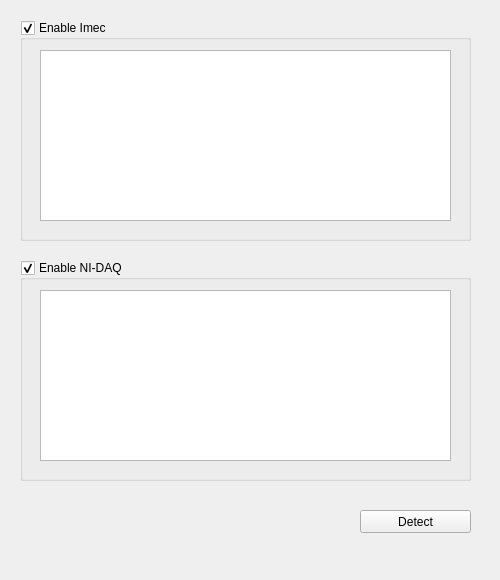
Before: the Qt Designer form Forms/DevicesTab.ui in billkarsh/SpikeGLX, drawn with Qt 5.
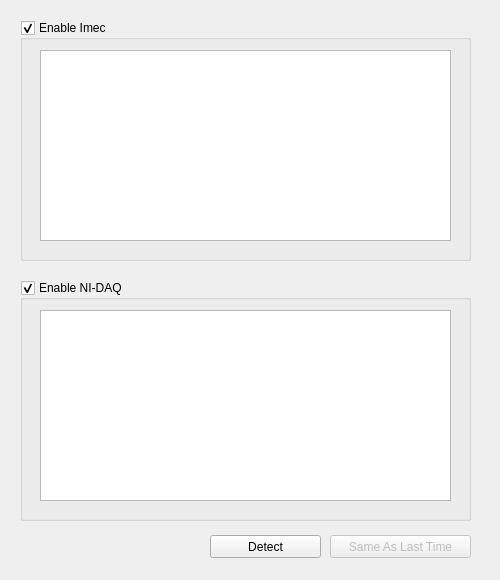
After: the same form once the commit is applied.

Commit message: Improve device detection

```diff
--- a/Forms/DevicesTab.ui
+++ b/Forms/DevicesTab.ui
@@ -19,7 +19,7 @@
      <x>20</x>
      <y>20</y>
      <width>451</width>
-     <height>221</height>
+     <height>241</height>
     </rect>
    </property>
    <property name="title">
@@ -37,7 +37,7 @@
       <x>20</x>
       <y>30</y>
       <width>411</width>
-      <height>171</height>
+      <height>191</height>
      </rect>
     </property>
     <property name="focusPolicy">
@@ -61,9 +61,9 @@
    <property name="geometry">
     <rect>
      <x>20</x>
-     <y>260</y>
+     <y>280</y>
      <width>451</width>
-     <height>221</height>
+     <height>241</height>
     </rect>
    </property>
    <property name="title">
@@ -81,7 +81,7 @@
       <x>20</x>
       <y>30</y>
       <width>411</width>
-      <height>171</height>
+      <height>191</height>
      </rect>
     </property>
     <property name="focusPolicy">
@@ -104,8 +104,8 @@
   <widget class="QPushButton" name="detectBut">
    <property name="geometry">
     <rect>
-     <x>360</x>
-     <y>510</y>
+     <x>210</x>
+     <y>535</y>
      <width>111</width>
      <height>23</height>
     </rect>
@@ -114,6 +114,22 @@
     <string>Detect</string>
    </property>
   </widget>
+  <widget class="QPushButton" name="skipBut">
+   <property name="enabled">
+    <bool>false</bool>
+   </property>
+   <property name="geometry">
+    <rect>
+     <x>330</x>
+     <y>535</y>
+     <width>141</width>
+     <height>23</height>
+    </rect>
+   </property>
+   <property name="text">
+    <string>Same As Last Time</string>
+   </property>
+  </widget>
  </widget>
  <tabstops>
   <tabstop>imecGB</tabstop>
```
The commit also changes 5 other files.
